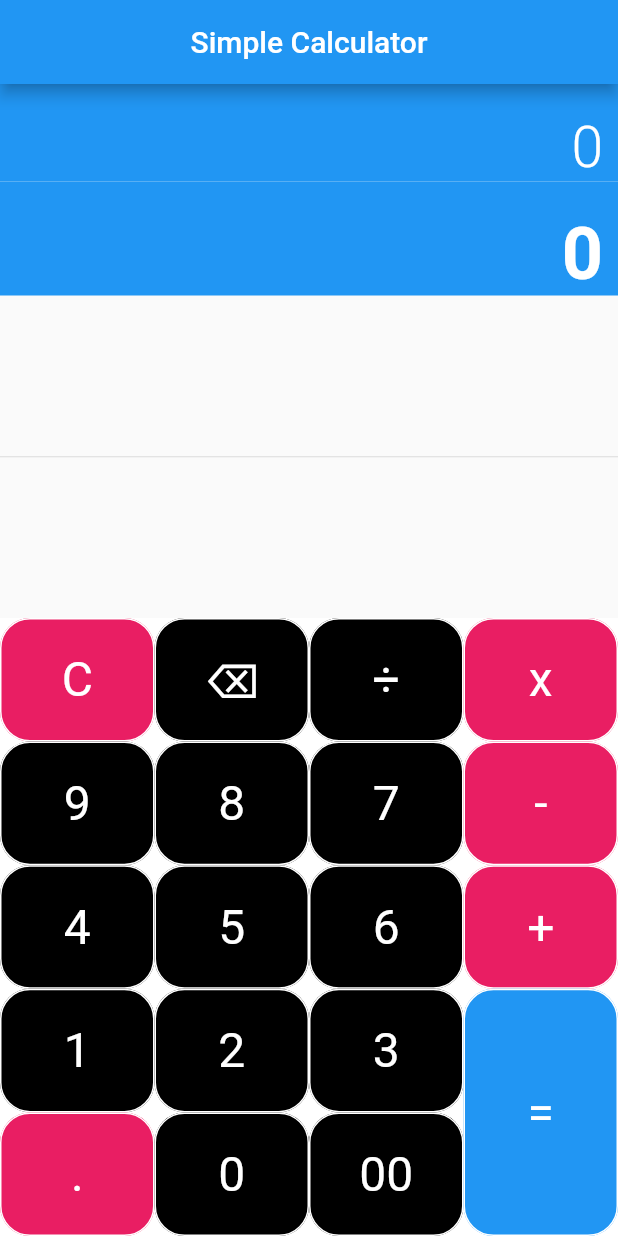
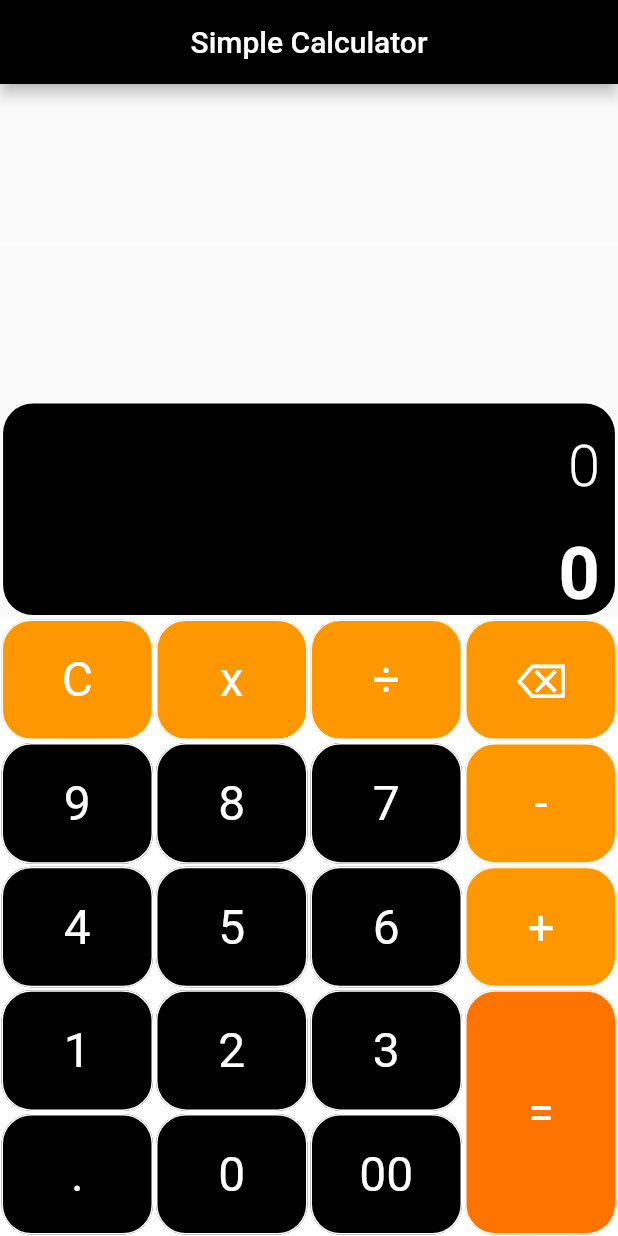
Before and after one commit to luamendonca21/Calculator, a Flutter app: the screen it shows after launch, on a phone screen of 412 x 824 dp. Run offline on Flutter 3.47's test engine with Material 2 defaults, Android fonts, the phone set to English and light mode, and no system bars; our stand-ins replace math_expressions.

Commit message:
changes on interface

```diff
--- a/lib/main.dart
+++ b/lib/main.dart
@@ -4,6 +4,23 @@
 void main() {
   runApp(const Calculator());
 }
+
+const MaterialColor primaryBlack = MaterialColor(
+  _blackPrimaryValue,
+  <int, Color>{
+    50: Color(0xFF000000),
+    100: Color(0xFF000000),
+    200: Color(0xFF000000),
+    300: Color(0xFF000000),
+    400: Color(0xFF000000),
+    500: Color(_blackPrimaryValue),
+    600: Color(0xFF000000),
+    700: Color(0xFF000000),
+    800: Color(0xFF000000),
+    900: Color(0xFF000000),
+  },
+);
+const int _blackPrimaryValue = 0xFF000000;
 
 class Calculator extends StatelessWidget {
   const Calculator({Key? key}) : super(key: key);
@@ -24,7 +41,7 @@
         // or simply save your changes to "hot reload" in a Flutter IDE).
         // Notice that the counter didn't reset back to zero; the application
         // is not restarted.
-        primarySwatch: Colors.blue,
+        primarySwatch: primaryBlack,
       ),
       home: const SimpleCalculator(),
     );
@@ -101,6 +118,7 @@
   Widget buildButton(
       String buttonText, double buttonHeight, Color buttonColor) {
     return Container(
+        padding: const EdgeInsets.all(1),
         color: Colors.white,
         height: MediaQuery.of(context).size.height * 0.1 * buttonHeight,
         child: TextButton(
@@ -122,7 +140,7 @@
                       borderRadius: BorderRadius.circular(20))),
               backgroundColor: MaterialStateProperty.all(buttonColor),
               padding: MaterialStateProperty.all<EdgeInsetsGeometry>(
-                  const EdgeInsets.all(16)),
+                  const EdgeInsets.all(15)),
             )));
   }
 
@@ -132,9 +150,18 @@
       appBar: AppBar(title: const Center(child: Text("Simple Calculator"))),
       body: Column(
         children: <Widget>[
+          const Expanded(
+            child: Divider(
+              color: Colors.white,
+            ),
+          ),
           Container(
+              decoration: const BoxDecoration(
+                color: Colors.black,
+                borderRadius: BorderRadius.vertical(top: Radius.circular(20)),
+              ),
+              width: MediaQuery.of(context).size.width * 0.99,
               alignment: Alignment.centerRight,
-              color: Colors.blue,
               padding: const EdgeInsets.fromLTRB(10, 20, 10, 0),
               child: Text(equation,
                   style: TextStyle(
@@ -142,17 +169,20 @@
                       fontWeight: FontWeight.w300,
                       color: Colors.white))),
           Container(
+              margin: const EdgeInsets.fromLTRB(0, 0, 0, 2),
+              decoration: const BoxDecoration(
+                color: Colors.black,
+                borderRadius:
+                    BorderRadius.vertical(bottom: Radius.circular(20)),
+              ),
+              width: MediaQuery.of(context).size.width * 0.99,
               alignment: Alignment.centerRight,
-              color: Colors.blue,
               padding: const EdgeInsets.fromLTRB(10, 20, 10, 0),
               child: Text(result,
                   style: TextStyle(
                       fontSize: resultSize,
                       fontWeight: FontWeight.bold,
                       color: Colors.white))),
-          const Expanded(
-            child: Divider(),
-          ),
           Row(
             mainAxisAlignment: MainAxisAlignment.start,
             children: <Widget>[
@@ -163,9 +193,9 @@
                 child: Table(
                   children: [
                     TableRow(children: [
-                      buildButton("C", 1, Colors.pink),
-                      buildButton("⌫", 1, Colors.black),
-                      buildButton("÷", 1, Colors.black),
+                      buildButton("C", 1, Colors.orange),
+                      buildButton("x", 1, Colors.orange),
+                      buildButton("÷", 1, Colors.orange),
                     ]),
                     TableRow(children: [
                       buildButton("9", 1, Colors.black),
@@ -183,7 +213,7 @@
                       buildButton("3", 1, Colors.black),
                     ]),
                     TableRow(children: [
-                      buildButton(".", 1, Colors.pink),
+                      buildButton(".", 1, Colors.black),
                       buildButton("0", 1, Colors.black),
                       buildButton("00", 1, Colors.black),
                     ]),
@@ -197,16 +227,17 @@
                 child: Table(
                   children: [
                     TableRow(children: [
-                      buildButton("x", 1, Colors.pink),
+                      buildButton("⌫", 1, Colors.orange),
                     ]),
                     TableRow(children: [
-                      buildButton("-", 1, Colors.pink),
+                      buildButton("-", 1, Colors.orange),
                     ]),
                     TableRow(children: [
-                      buildButton("+", 1, Colors.pink),
+                      buildButton("+", 1, Colors.orange),
                     ]),
                     TableRow(children: [
-                      buildButton("=", 2, Colors.blue),
+                      buildButton(
+                          "=", 2, const Color.fromARGB(255, 255, 115, 0)),
                     ]),
                   ],
                 ),
```
